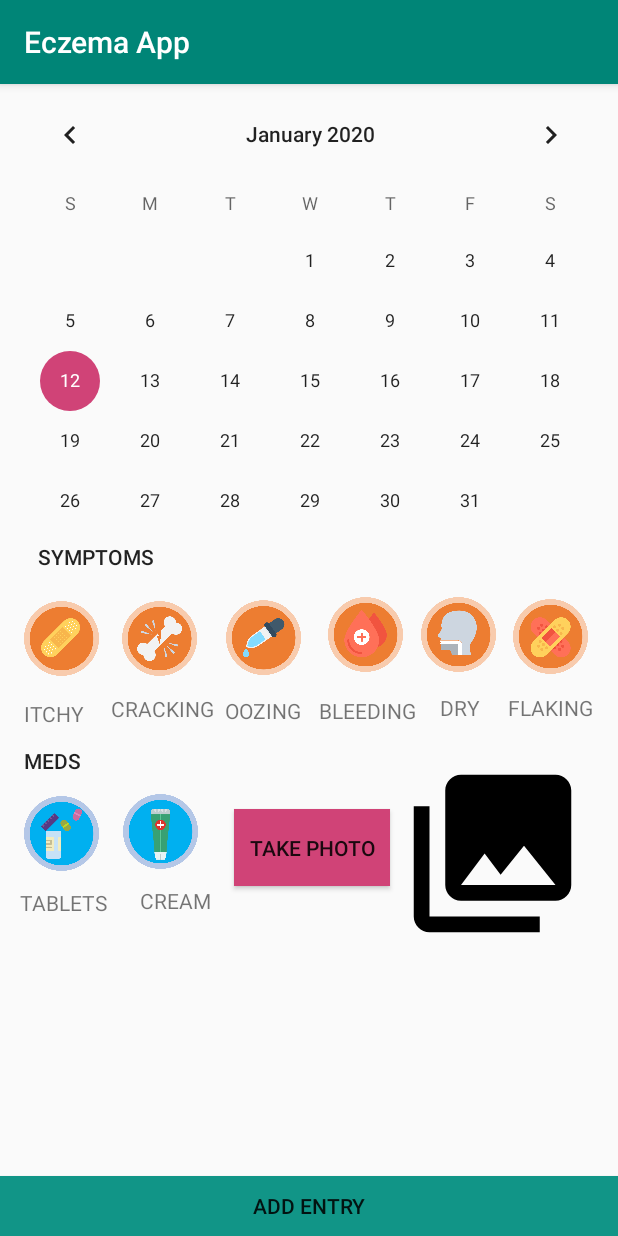
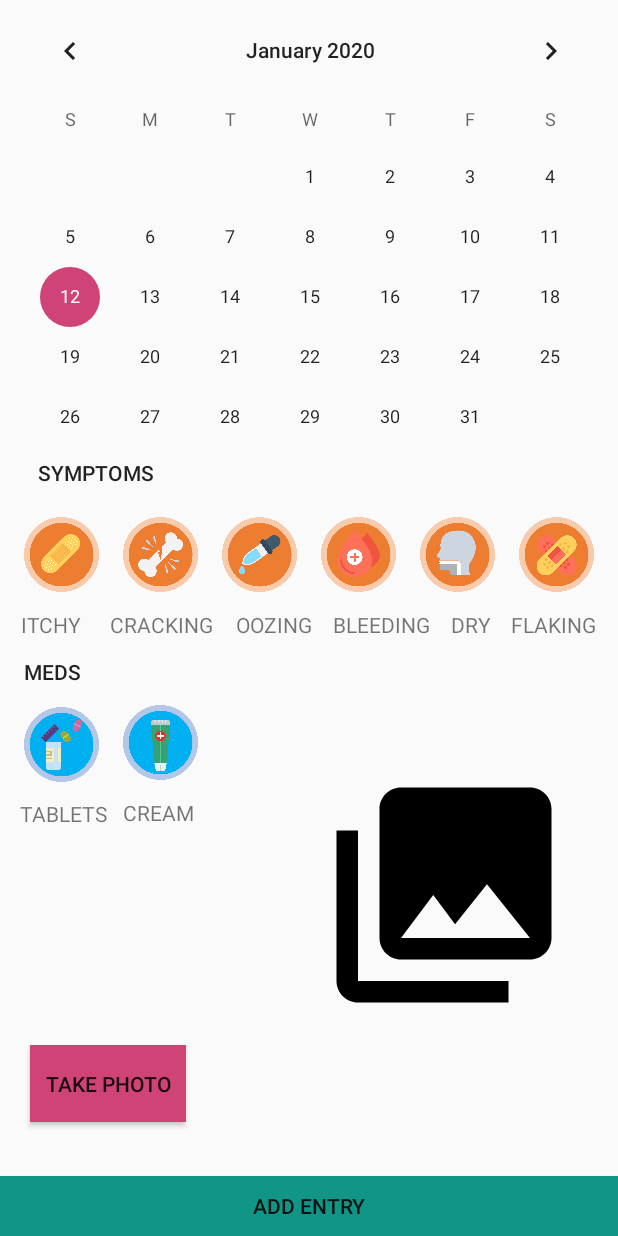
Before and after one commit to ElliotQuigley1/EczemaAppProject, an Android app: the CalendarActivity screen opened directly, with no data from a screen before it, on a phone screen of 412 x 824 dp. Run offline under Robolectric (Android 15) with nearby library versions, the phone set to English and light mode, and no system bars; our stand-ins replace navigation-ui; libraries missing offline, so code that uses them is left out: com.jjoe64.graphview; 2 statements that could not run were skipped.

Commit message:
action bar UI update

```diff
--- a/app/src/main/java/com/example/calendarattempt4/CalendarActivity.java
+++ b/app/src/main/java/com/example/calendarattempt4/CalendarActivity.java
@@ -4,7 +4,6 @@ import android.content.Intent;
 import android.graphics.BitmapFactory;
 import android.os.Bundle;
 import android.util.Base64;
-import android.util.Log;
 import android.view.View;
 import android.widget.Button;
 import android.widget.CalendarView;
@@ -51,6 +50,8 @@ public class CalendarActivity extends AppCompatActivity {
     @Override
     protected void onCreate(@Nullable Bundle savedInstanceState) {
         super.onCreate(savedInstanceState);
+        this.getSupportActionBar().hide();
+
 
         setContentView(R.layout.activity_calendar_layout);
 
@@ -75,7 +76,7 @@ public class CalendarActivity extends AppCompatActivity {
         });
 
         // Calendar OnClickListener
-        mCalendarView = findViewById(R.id.smth);
+        mCalendarView = findViewById(R.id.calendar_view);
         mCalendarView.setOnDateChangeListener(new CalendarView.OnDateChangeListener() {
             @Override
             public void onSelectedDayChange(CalendarView CalendarView, int year, int month, int dayOfMonth) {
--- a/app/src/main/java/com/example/calendarattempt4/MainActivity.java
+++ b/app/src/main/java/com/example/calendarattempt4/MainActivity.java
@@ -67,7 +67,7 @@ public class MainActivity extends AppCompatActivity implements NavigationView.On
     // Gets current date when user opens app
     //static Date nowday = Calendar.getInstance().getTime();
     static Date nowday = new Date();
-    static String date = nowday.toString();
+    private String date_chosen;
     // Prepares values for graph plotting
     private static final Random RANDOM = new Random();
     protected LineGraphSeries<DataPoint> series;
@@ -78,7 +78,6 @@ public class MainActivity extends AppCompatActivity implements NavigationView.On
     // Log-in state
     static boolean logged_in = true;
     private Button entry_button;
-    private String date_chosen;
     private CalendarView mCalendarView;
     private int togglers[] = {0,0,0,0,0,0,0,0};
     private boolean new_data = true;
@@ -104,7 +103,7 @@ public class MainActivity extends AppCompatActivity implements NavigationView.On
                 // Passes on Statement s to child and selects CID depending on selected child
                 selectChild_button(child_selected);
                 SimpleDateFormat sdf = new SimpleDateFormat("yyyy/MM/dd");
-                String date_chosen = sdf.format(nowday);
+                date_chosen = sdf.format(nowday);
                 checkDay_on_state_change(date_chosen); // can remove???????? A[I think this can be removed]
             } catch (SQLException e) {
                 e.printStackTrace();
@@ -302,8 +301,8 @@ public class MainActivity extends AppCompatActivity implements NavigationView.On
             @Override
             public void run() {
                 SimpleDateFormat sdf = new SimpleDateFormat("yyyy/MM/dd", Locale.getDefault());
-                String currentDateandTime = sdf.format(new Date());
-                date_chosen = currentDateandTime;
+                //String currentDateandTime = sdf.format(new Date());
+                //date_chosen = currentDateandTime;
                 int runningTot = display_answers();
                 System.out.println("Initial Running Total:\t" + runningTot);
                 //int lastX = 0;
@@ -311,7 +310,7 @@ public class MainActivity extends AppCompatActivity implements NavigationView.On
                 // we add 3 new entries
                 for (int i = 0; i < 10; i++) {
                     //start live plotting with current date
-                    for (int j = 0; j < 6; j++) { //for loop takes in 7 days and plots 1 datapoint
+                    for (int j = 0; j <= 6; j++) { //for loop takes in 7 days and plots 1 datapoint
                         //should find a way to -1 to every date until 7 days and then plot 1 datapoint
                         Calendar c = Calendar.getInstance();
                         try{
--- a/app/src/main/res/layout/activity_calendar_layout.xml
+++ b/app/src/main/res/layout/activity_calendar_layout.xml
@@ -11,7 +11,7 @@
         tools:context=".CalendarActivity">
 
         <CalendarView
-            android:id="@+id/smth"
+            android:id="@+id/calendar_view"
             android:layout_width="414dp"
             android:layout_height="294dp"
             app:layout_constraintStart_toStartOf="parent"
@@ -35,34 +35,29 @@
             android:layout_height="wrap_content"
             android:layout_marginTop="11dp"
             android:layout_marginEnd="309dp"
-            android:layout_marginRight="309dp"
             android:text="@string/symptoms"
             android:textAppearance="@style/TextAppearance.AppCompat.Body2"
             app:layout_constraintEnd_toEndOf="parent"
-            app:layout_constraintTop_toBottomOf="@+id/smth" />
+            app:layout_constraintTop_toBottomOf="@+id/calendar_view" />
 
         <TextView
             android:id="@+id/textView4"
             android:layout_width="70dp"
             android:layout_height="20dp"
-            android:layout_marginStart="12dp"
-            android:layout_marginLeft="12dp"
-            android:layout_marginTop="12dp"
             android:text="CRACKING"
-            app:layout_constraintStart_toEndOf="@+id/textView2"
-            app:layout_constraintTop_toBottomOf="@+id/imageView_cracking" />
+            app:layout_constraintBaseline_toBaselineOf="@+id/textView2"
+            app:layout_constraintEnd_toStartOf="@+id/textView5"
+            app:layout_constraintHorizontal_bias="0.5"
+            app:layout_constraintStart_toEndOf="@+id/textView2" />
 
         <TextView
             android:id="@+id/textView2"
             android:layout_width="46dp"
             android:layout_height="19dp"
-            android:layout_marginStart="16dp"
-            android:layout_marginLeft="16dp"
-            android:layout_marginTop="15dp"
-            android:layout_marginEnd="3dp"
-            android:layout_marginRight="3dp"
+            android:layout_marginTop="12dp"
             android:text="ITCHY"
             app:layout_constraintEnd_toStartOf="@+id/textView4"
+            app:layout_constraintHorizontal_bias="0.5"
             app:layout_constraintStart_toStartOf="parent"
             app:layout_constraintTop_toBottomOf="@+id/imageView_itchy" />
 
@@ -70,43 +65,41 @@
             android:id="@+id/textView5"
             android:layout_width="wrap_content"
             android:layout_height="wrap_content"
-            android:layout_marginTop="64dp"
             android:text="OOZING"
-            app:layout_constraintEnd_toEndOf="@+id/imageView_oozing"
-            app:layout_constraintTop_toTopOf="@+id/imageView_oozing" />
+            app:layout_constraintBaseline_toBaselineOf="@+id/textView4"
+            app:layout_constraintEnd_toStartOf="@+id/textView8"
+            app:layout_constraintHorizontal_bias="0.5"
+            app:layout_constraintStart_toEndOf="@+id/textView4" />
 
         <TextView
             android:id="@+id/textView6"
             android:layout_width="wrap_content"
             android:layout_height="wrap_content"
-            android:layout_marginTop="64dp"
-            android:layout_marginEnd="92dp"
-            android:layout_marginRight="92dp"
             android:text="DRY"
-            app:layout_constraintEnd_toEndOf="parent"
-            app:layout_constraintTop_toTopOf="@+id/imageView_dry" />
+            app:layout_constraintBaseline_toBaselineOf="@+id/textView8"
+            app:layout_constraintEnd_toStartOf="@+id/textView9"
+            app:layout_constraintHorizontal_bias="0.5"
+            app:layout_constraintStart_toEndOf="@+id/textView8" />
 
         <TextView
             android:id="@+id/textView9"
             android:layout_width="wrap_content"
             android:layout_height="wrap_content"
-            android:layout_marginTop="64dp"
-            android:layout_marginEnd="16dp"
-            android:layout_marginRight="16dp"
             android:text="FLAKING"
+            app:layout_constraintBaseline_toBaselineOf="@+id/textView6"
             app:layout_constraintEnd_toEndOf="parent"
-            app:layout_constraintTop_toTopOf="@+id/imageView_dry" />
+            app:layout_constraintHorizontal_bias="0.5"
+            app:layout_constraintStart_toEndOf="@+id/textView6" />
 
         <TextView
             android:id="@+id/textView8"
             android:layout_width="wrap_content"
             android:layout_height="wrap_content"
-            android:layout_marginStart="12dp"
-            android:layout_marginLeft="12dp"
-            android:layout_marginTop="16dp"
             android:text="BLEEDING"
-            app:layout_constraintStart_toEndOf="@+id/textView5"
-            app:layout_constraintTop_toBottomOf="@+id/imageView_bleeding" />
+            app:layout_constraintBaseline_toBaselineOf="@+id/textView5"
+            app:layout_constraintEnd_toStartOf="@+id/textView6"
+            app:layout_constraintHorizontal_bias="0.5"
+            app:layout_constraintStart_toEndOf="@+id/textView5" />
 
         <TextView
             android:id="@+id/textView3"
@@ -124,13 +117,10 @@
             android:id="@+id/imageView_cracking"
             android:layout_width="50dp"
             android:layout_height="50dp"
-            android:layout_marginStart="15dp"
-            android:layout_marginLeft="15dp"
             android:layout_marginTop="20dp"
-            android:layout_marginEnd="20dp"
-            android:layout_marginRight="20dp"
             android:contentDescription="@string/foto_cracking"
             app:layout_constraintEnd_toStartOf="@+id/imageView_oozing"
+            app:layout_constraintHorizontal_bias="0.5"
             app:layout_constraintStart_toEndOf="@+id/imageView_itchy"
             app:layout_constraintTop_toBottomOf="@+id/textView7"
             app:srcCompat="@drawable/cracking" />
@@ -139,56 +129,54 @@
             android:id="@+id/imageView_dry"
             android:layout_width="50dp"
             android:layout_height="50dp"
-            android:layout_marginTop="48dp"
-            android:layout_marginEnd="11dp"
-            android:layout_marginRight="11dp"
+            android:layout_marginTop="20dp"
             android:contentDescription="@string/dry"
             app:layout_constraintEnd_toStartOf="@+id/imageView_flaking"
-            app:layout_constraintTop_toBottomOf="@+id/smth"
+            app:layout_constraintHorizontal_bias="0.5"
+            app:layout_constraintStart_toEndOf="@+id/imageView_bleeding"
+            app:layout_constraintTop_toBottomOf="@+id/textView7"
             app:srcCompat="@drawable/dry" />
 
         <ImageView
             android:id="@+id/imageView_oozing"
             android:layout_width="50dp"
             android:layout_height="50dp"
-            android:layout_marginTop="50dp"
-            android:layout_marginEnd="8dp"
-            android:layout_marginRight="8dp"
+            android:layout_marginTop="20dp"
             app:layout_constraintEnd_toStartOf="@+id/imageView_bleeding"
-            app:layout_constraintHorizontal_bias="0.822"
-            app:layout_constraintStart_toEndOf="@+id/textView7"
-            app:layout_constraintTop_toBottomOf="@+id/smth"
+            app:layout_constraintHorizontal_bias="0.5"
+            app:layout_constraintStart_toEndOf="@+id/imageView_cracking"
+            app:layout_constraintTop_toBottomOf="@+id/textView7"
             app:srcCompat="@drawable/oozing" />
 
         <ImageView
             android:id="@+id/imageView_bleeding"
             android:layout_width="50dp"
             android:layout_height="50dp"
-            android:layout_marginTop="48dp"
-            android:layout_marginEnd="12dp"
-            android:layout_marginRight="12dp"
+            android:layout_marginTop="20dp"
             app:layout_constraintEnd_toStartOf="@+id/imageView_dry"
-            app:layout_constraintTop_toBottomOf="@+id/smth"
+            app:layout_constraintHorizontal_bias="0.5"
+            app:layout_constraintStart_toEndOf="@+id/imageView_oozing"
+            app:layout_constraintTop_toBottomOf="@+id/textView7"
             app:srcCompat="@drawable/bleeding" />
 
         <ImageView
             android:id="@+id/imageView_flaking"
             android:layout_width="50dp"
             android:layout_height="50dp"
-            android:layout_marginEnd="20dp"
-            android:layout_marginRight="20dp"
-            android:layout_marginBottom="32dp"
-            app:layout_constraintBottom_toBottomOf="@+id/textView9"
+            android:layout_marginTop="20dp"
             app:layout_constraintEnd_toEndOf="parent"
+            app:layout_constraintHorizontal_bias="0.5"
+            app:layout_constraintStart_toEndOf="@+id/imageView_dry"
+            app:layout_constraintTop_toBottomOf="@+id/textView7"
             app:srcCompat="@drawable/flaking" />
 
         <ImageView
             android:id="@+id/imageView_itchy"
             android:layout_width="50dp"
             android:layout_height="50dp"
-            android:layout_marginStart="16dp"
-            android:layout_marginLeft="16dp"
             android:layout_marginTop="20dp"
+            app:layout_constraintEnd_toStartOf="@+id/imageView_cracking"
+            app:layout_constraintHorizontal_bias="0.5"
             app:layout_constraintStart_toStartOf="parent"
             app:layout_constraintTop_toBottomOf="@+id/textView7"
             app:srcCompat="@drawable/itchy" />
@@ -235,13 +223,11 @@
             android:layout_width="wrap_content"
             android:layout_height="wrap_content"
             android:layout_marginStart="10dp"
-            android:layout_marginLeft="10dp"
-            android:layout_marginTop="11dp"
+            android:layout_marginTop="12dp"
             android:layout_marginEnd="271dp"
-            android:layout_marginRight="271dp"
             android:text="CREAM"
             app:layout_constraintEnd_toEndOf="parent"
-            app:layout_constraintHorizontal_bias="1.0"
+            app:layout_constraintHorizontal_bias="0.0"
             app:layout_constraintStart_toEndOf="@+id/textView10"
             app:layout_constraintTop_toBottomOf="@+id/imageView_ointment" />
 
@@ -249,25 +235,24 @@
             android:id="@+id/takephoto"
             android:layout_width="104dp"
             android:layout_height="51dp"
-            android:layout_marginTop="56dp"
-            android:layout_marginEnd="152dp"
+            android:layout_marginEnd="288dp"
+            android:layout_marginBottom="36dp"
             android:background="@color/colorAccent"
             android:text="TAKE PHOTO"
-            app:layout_constraintEnd_toEndOf="parent"
-            app:layout_constraintTop_toBottomOf="@+id/textView8" />
+            app:layout_constraintBottom_toTopOf="@+id/entry_button"
+            app:layout_constraintEnd_toEndOf="parent" />
 
         <ImageView
             android:id="@+id/imageView2"
-            android:layout_width="167dp"
-            android:layout_height="126dp"
+            android:layout_width="172dp"
+            android:layout_height="232dp"
             android:layout_marginTop="42dp"
             android:layout_marginBottom="40dp"
             app:layout_constraintBottom_toTopOf="@+id/entry_button"
             app:layout_constraintEnd_toEndOf="parent"
-            app:layout_constraintHorizontal_bias="1.0"
+            app:layout_constraintHorizontal_bias="0.727"
             app:layout_constraintStart_toEndOf="@+id/textView11"
             app:layout_constraintTop_toTopOf="@+id/textView8"
-            app:layout_constraintVertical_bias="0.0"
             app:srcCompat="@drawable/ic_menu_gallery" />
 
     </androidx.constraintlayout.widget.ConstraintLayout>
--- a/app/src/main/res/navigation/mobile_navigation.xml
+++ b/app/src/main/res/navigation/mobile_navigation.xml
@@ -8,7 +8,7 @@
     <fragment
         android:id="@+id/nav_home"
         android:name="com.example.calendarattempt4.ui.home.HomeFragment"
-        android:label="@string/menu_home"
+        android:label="Weekly summary"
         tools:layout="@layout/fragment_home" />
 
 
```
